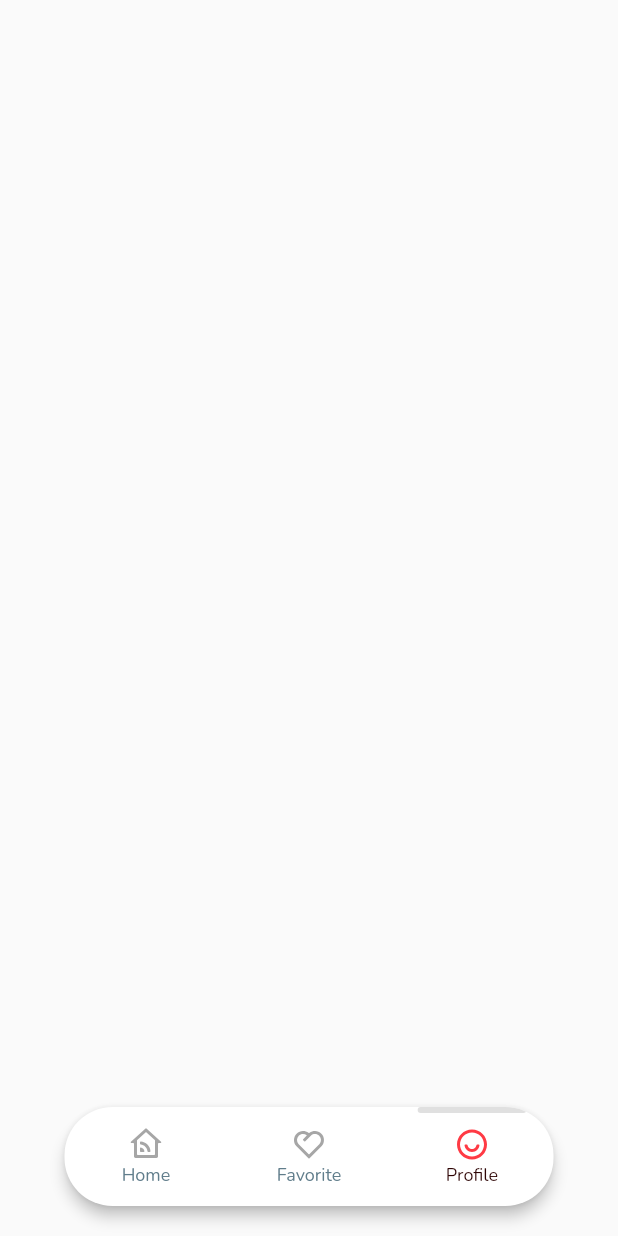
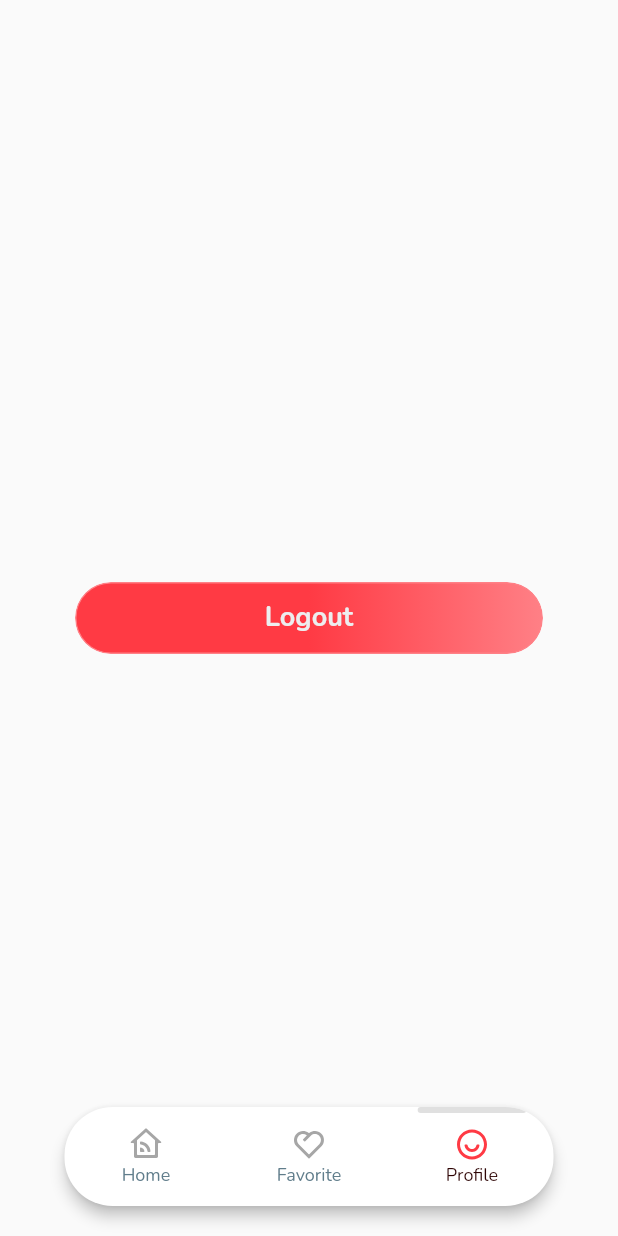
Before and after one commit to KawindaWAD/vega_innovattions_assignment, a Flutter app: the HomeScreen screen opened directly, item 3 of the bottom bar chosen, on a phone screen of 412 x 824 dp. Run offline on Flutter 3.47's test engine with Material 2 defaults, Android fonts, the phone set to English and light mode, and no system bars; drawn by our look-alikes of flutter_snake_navigationbar; our stand-ins replace another_flushbar, bloc, bloc_concurrency, cached_network_image, carousel_slider, dartz and 13 more; accounts and stored records are empty; network calls fail.

Commit message:
logout feature implemented

```diff
--- a/lib/features/common/presentation/blocs/authentication/authentication_bloc.dart
+++ b/lib/features/common/presentation/blocs/authentication/authentication_bloc.dart
@@ -4,6 +4,7 @@ import 'package:bloc/bloc.dart';
 import 'package:equatable/equatable.dart';
 import 'package:hydrated_bloc/hydrated_bloc.dart';
 
+import '../../../../../core/functions/change_status_bar.dart';
 import '../event_transformer.dart';
 
 part 'authentication_event.dart';
@@ -16,6 +17,7 @@ class AuthenticationBloc extends HydratedBloc<AuthenticationEvent, Authenticatio
   }
 
   FutureOr<void> _loggedIn(LoggedIn event, Emitter<AuthenticationState> emit) {
+    changeStatusBar(false);
     emit(state.copyWith(
         authenticationStatus: event.authenticationStatus,
         token: event.token));
--- a/lib/features/common/presentation/widgets/text_fild.dart
+++ b/lib/features/common/presentation/widgets/text_fild.dart
@@ -55,7 +55,7 @@ Widget textField({
                   hintText: hintTxt,
                   hintStyle: hintStyle,
                 ),
-                style: headline2,
+                style: headline3.copyWith(color: AppColors.white),
                 onFieldSubmitted: onSubmitted,
                 onChanged: onChanged,
               ),
--- a/lib/features/home/presentation/home.dart
+++ b/lib/features/home/presentation/home.dart
@@ -1,5 +1,6 @@
 import 'package:flutter/material.dart';
 import 'package:flutter_bloc/flutter_bloc.dart';
+import 'package:flutter_screenutil/flutter_screenutil.dart';
 import 'package:flutter_snake_navigationbar/flutter_snake_navigationbar.dart';
 import 'package:flutter_svg/svg.dart';
 
@@ -10,6 +11,7 @@ import '../../../injector.dart';
 import '../../dashboard/presentation/bloc/breaking_news/breaking_news_bloc.dart';
 import '../../dashboard/presentation/bloc/top_news/top_news_bloc.dart';
 import '../../dashboard/presentation/dashboard.dart';
+import '../../profile/presentation/profile_screen.dart';
 
 class HomeScreenWrapper extends StatelessWidget {
   const HomeScreenWrapper({Key? key}) : super(key: key);
@@ -73,12 +75,17 @@ class HomeScreenState
 
   static final List<Widget> _widgetOptions = <Widget>[
     const DashBoard(),
-    SizedBox(child: Container(
-      width: double.infinity,
-      height: 30000,
-      color: Colors.green,
-    )),
-    Container(),
+    SizedBox(
+      width: ScreenUtil().screenWidth,
+      height: ScreenUtil().screenHeight,
+      child: Center(
+        child: Text(
+          'Not developed yet!',
+          style: headline2.copyWith(color: AppColors.brown),
+        ),
+      ),
+    ),
+    const ProfileScreenWrapper(),
   ];
 
   @override
--- /dev/null
+++ b/lib/features/profile/presentation/profile_screen.dart
@@ -0,0 +1,69 @@
+import 'package:flutter/material.dart';
+import 'package:flutter_bloc/flutter_bloc.dart';
+import 'package:vega_innovattions_assignmen/features/common/presentation/widgets/main_button.dart';
+
+import '../../../core/functions/change_status_bar.dart';
+import '../../../injector.dart';
+import '../../common/presentation/blocs/authentication/authentication_bloc.dart';
+
+class ProfileScreenWrapper extends StatelessWidget {
+  const ProfileScreenWrapper({Key? key}) : super(key: key);
+
+  @override
+  Widget build(BuildContext context) {
+    return MultiBlocProvider(
+      providers: [
+        BlocProvider<AuthenticationBloc>(
+          create: (context) => sl<AuthenticationBloc>(),
+        ),
+      ],
+      child: const ProfileScreen(),
+    );
+  }
+}
+
+class ProfileScreen extends StatelessWidget {
+  const ProfileScreen({Key? key}) : super(key: key);
+
+  @override
+  Widget build(BuildContext context) {
+    return Center(
+      child: Padding(
+        padding: const EdgeInsets.all(50),
+        child: MainButton(
+          text: 'Logout',
+          onTap: () {
+            _showLogoutAlert(context);
+          },
+        ),
+      ),
+    );
+  }
+
+  _showLogoutAlert(BuildContext context) {
+    showDialog<String>(
+      context: context,
+      builder: (_) => BlocProvider.value(
+        value: BlocProvider.of<AuthenticationBloc>(context),
+        child: AlertDialog(
+          title: const Text('Logout'),
+          content: const Text('Are you sure you want to logout of your account?'),
+          actions: <Widget>[
+            TextButton(
+              onPressed: () => Navigator.pop(context, 'Cancel'),
+              child: const Text('Cancel'),
+            ),
+            TextButton(
+              onPressed: () {
+                changeStatusBar(true);
+                Navigator.pop(context);
+                BlocProvider.of<AuthenticationBloc>(context).add(const LoggedOut());
+              },
+              child: const Text('OK'),
+            ),
+          ],
+        ),
+      ),
+    );
+  }
+}
```
Also changed, not shown: lib/vega_app.dart (+6 -4 lines).
